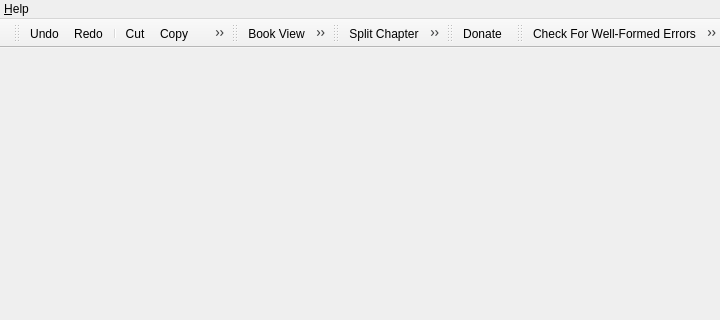
Qt form src/Sigil/Form_Files/main.ui (Sigil-Ebook/Sigil) before a commit; both pictures show x 225 to 945 and y 0 to 320 of the 945 by 673 pixel window.
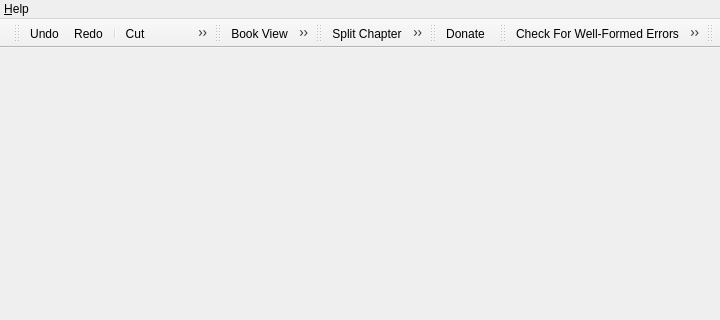
The same form after that commit. Icons and pictures are not drawn.

Commit message: Implement issue 588: Clipboard Editor for saving and inserting text

```diff
--- a/src/Sigil/Form_Files/main.ui
+++ b/src/Sigil/Form_Files/main.ui
@@ -277,6 +277,17 @@
    <addaction name="actionCheckWellFormedErrors"/>
    <addaction name="actionValidateEpub"/>
   </widget>
+  <widget class="QToolBar" name="Clipboard">
+   <property name="windowTitle">
+    <string>Clipboard</string>
+   </property>
+   <attribute name="toolBarArea">
+    <enum>TopToolBarArea</enum>
+   </attribute>
+   <attribute name="toolBarBreak">
+    <bool>false</bool>
+   </attribute>
+  </widget>
   <action name="actionNew">
    <property name="icon">
     <iconset resource="../Resource_Files/main/main.qrc">
```
Left out of the diff: 9 changed lines with no effect on the pictures. The commit also changes 22 other files.
